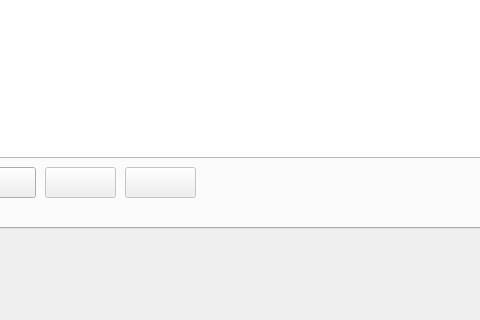
Old version of the form mainwindow.ui in the repository hermanno16/vika333; both pictures show x 117 to 597 and y 339 to 659 of the 788 by 659 pixel window.
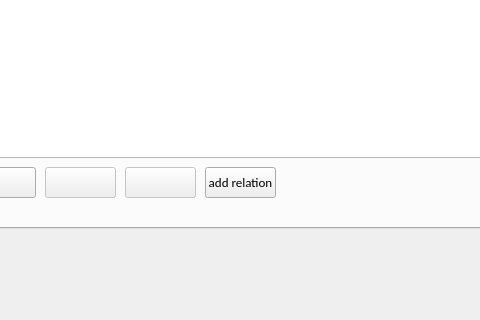
New version of the form. Icons and pictures are not drawn.

Diff of the .ui file:
```diff
--- a/mainwindow.ui
+++ b/mainwindow.ui
@@ -327,6 +327,19 @@
         <normaloff>../icons/1481744709_icon-111-search.ico</normaloff>../icons/1481744709_icon-111-search.ico</iconset>
       </property>
      </widget>
+     <widget class="QPushButton" name="add_relation">
+      <property name="geometry">
+       <rect>
+        <x>320</x>
+        <y>460</y>
+        <width>71</width>
+        <height>31</height>
+       </rect>
+      </property>
+      <property name="text">
+       <string>add relation</string>
+      </property>
+     </widget>
     </widget>
     <widget class="QWidget" name="tab_2">
      <attribute name="title">
```
